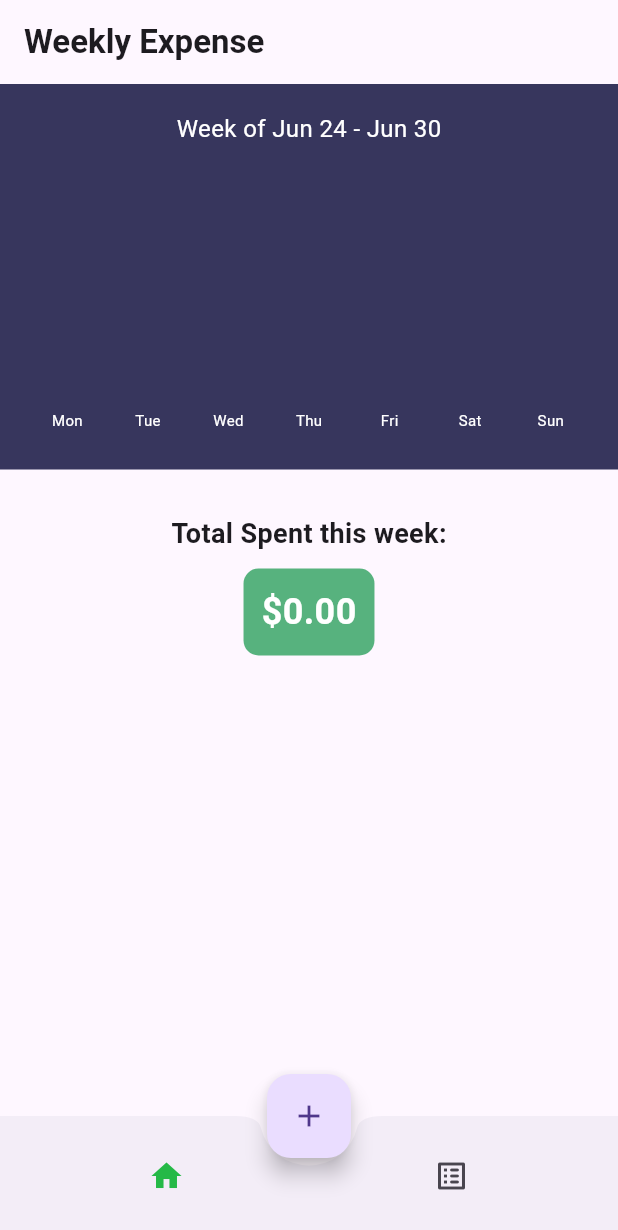
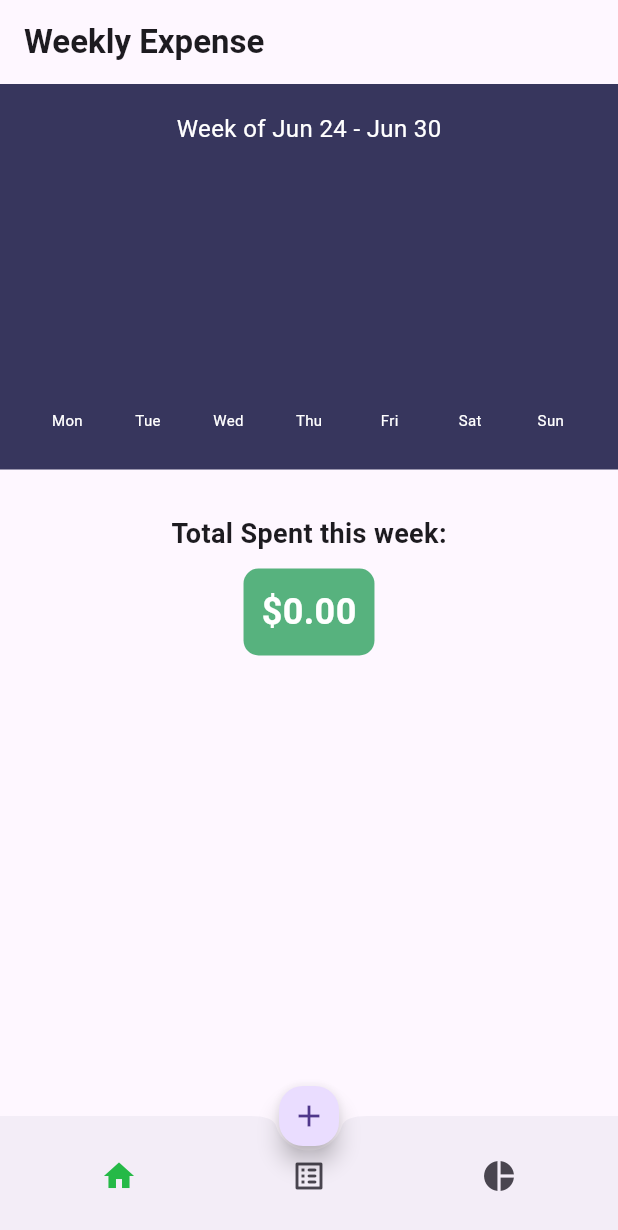
Before and after one commit to tlu3838/Group-5-Expense-Tracker, a Flutter app: the screen it shows after launch, on a phone screen of 412 x 824 dp. Shown: the top 1230 px of the screen. Run offline on Flutter 3.47's test engine with Material 3 defaults, Android fonts, the light colour scheme and no system bars; drawn by our look-alikes of fl_chart; our stand-ins replace sqflite; accounts and stored records are empty.

Commit message:
Added 3rd page feature: Pie Chart, sorts expense categories.

```diff
--- a/lib/screens/base_scaffold.dart
+++ b/lib/screens/base_scaffold.dart
@@ -1,3 +1,5 @@
+import 'dart:math';
+
 import 'package:flutter/material.dart';
 
 class BaseScaffold extends StatelessWidget {
@@ -28,7 +30,7 @@ class BaseScaffold extends StatelessWidget {
       body: body,
       bottomNavigationBar: BottomAppBar(
         shape: const CircularNotchedRectangle(),
-        notchMargin: 5.0,
+        notchMargin: 3.0,
         clipBehavior: Clip.antiAlias,
         child: SizedBox(
           height: kBottomNavigationBarHeight,
@@ -38,24 +40,38 @@ class BaseScaffold extends StatelessWidget {
             children: <Widget>[
               IconButton(
                 icon: const Icon(Icons.home),
-                color: currentIndex == 0 ? Color.fromARGB(255, 37, 185, 71) : null,
+                color:
+                    currentIndex == 0 ? Color.fromARGB(255, 37, 185, 71) : null,
                 onPressed: () => onTabChanged(0),
               ),
               IconButton(
                 icon: const Icon(Icons.list_alt_rounded),
-                color: currentIndex == 1 ? Color.fromARGB(255, 56, 158, 221) : null,
+                color: currentIndex == 1
+                    ? Color.fromARGB(255, 60, 145, 195)
+                    : null,
                 onPressed: () => onTabChanged(1),
+              ),
+              IconButton(
+                icon: const Icon(Icons.pie_chart),
+                color: currentIndex == 2
+                    ? Color.fromARGB(255, 179, 81, 134)
+                    : null,
+                onPressed: () => onTabChanged(2),
               ),
             ],
           ),
         ),
       ),
-      floatingActionButton: onAddExpense != null
-          ? FloatingActionButton(
-              onPressed: onAddExpense,
-              child: Icon(Icons.add),
-            )
-          : null,
+      floatingActionButton: Container(
+        height: 40,
+        width: 40,
+        child: onAddExpense != null
+            ? FloatingActionButton(
+                onPressed: onAddExpense,
+                child: Icon(Icons.add),
+              )
+            : null,
+      ),
       floatingActionButtonLocation: FloatingActionButtonLocation.centerDocked,
     );
   }
```
Also changed, not shown: lib/screens/budget_overview.dart (+8 -2 lines), lib/screens/expense_chart_page.dart (added, +132 -0 lines), lib/screens/home_page.dart (+12 -9 lines).
